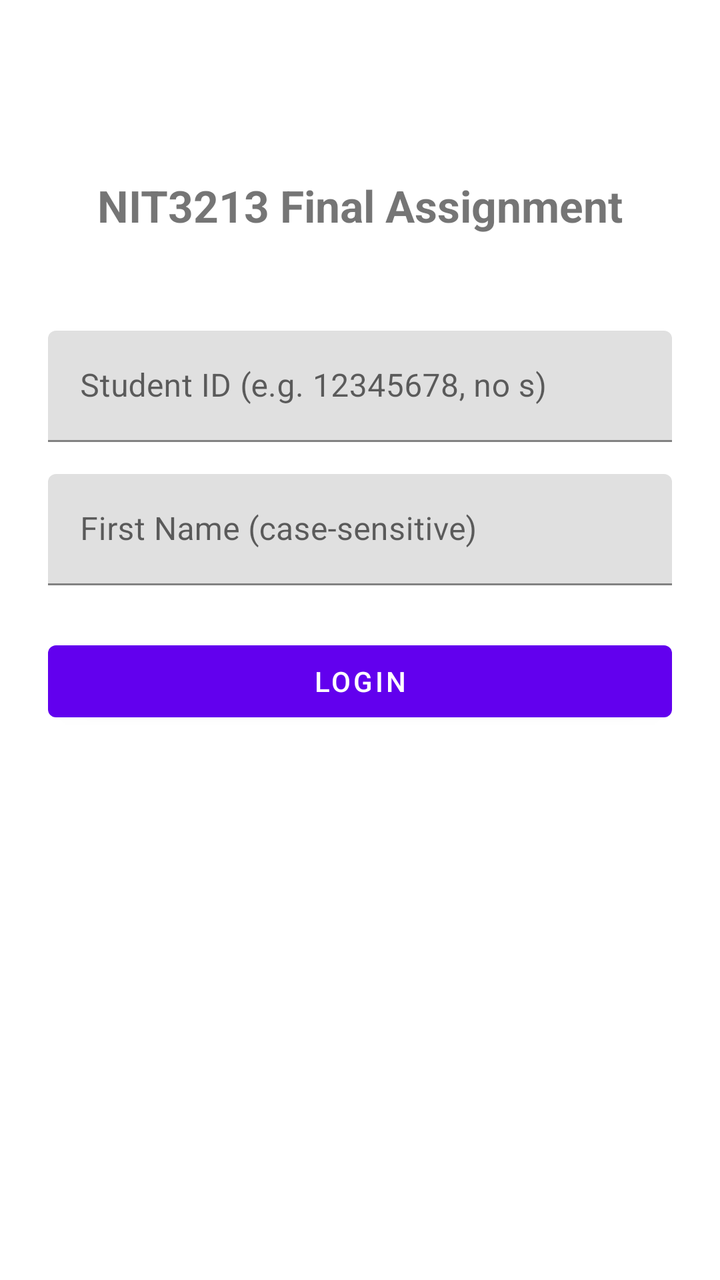
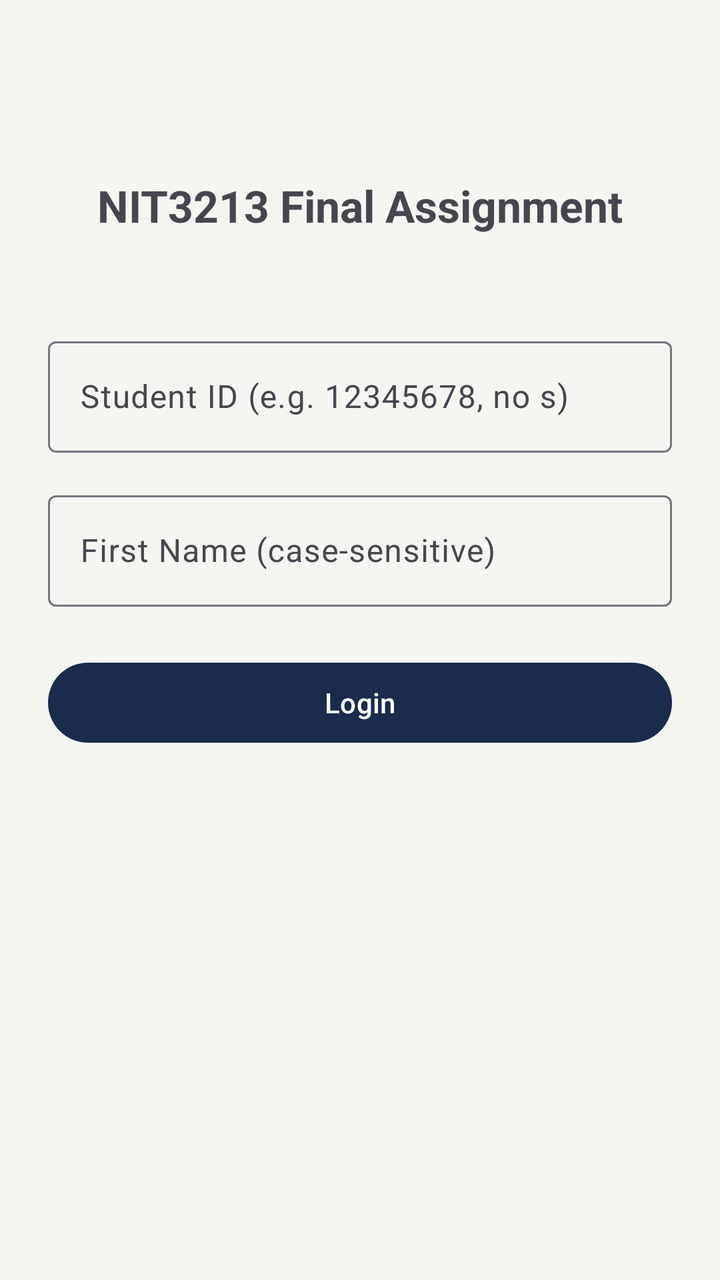

Two renders of the same Android screen: before a commit and after it. Below are the layout's source before the change and the commit's diff.
<!-- AndroidManifest.xml: activity theme Theme.DeJoyaFinalAssessment -->
<!-- res/layout/activity_login.xml -->
<?xml version="1.0" encoding="utf-8"?>
<androidx.constraintlayout.widget.ConstraintLayout xmlns:android="http://schemas.android.com/apk/res/android"
    xmlns:app="http://schemas.android.com/apk/res-auto"
    xmlns:tools="http://schemas.android.com/tools"
    android:layout_width="match_parent"
    android:layout_height="match_parent"
    android:padding="24dp"
    tools:context=".ui.login.LoginActivity">

    <TextView
        android:id="@+id/textTitle"
        android:layout_width="wrap_content"
        android:layout_height="wrap_content"
        android:layout_marginTop="64dp"
        android:text="@string/login_title"
        android:textSize="22sp"
        android:textStyle="bold"
        app:layout_constraintEnd_toEndOf="parent"
        app:layout_constraintStart_toStartOf="parent"
        app:layout_constraintTop_toTopOf="parent" />

    
    <com.google.android.material.textfield.TextInputLayout
        android:id="@+id/layoutStudentId"
        android:layout_width="match_parent"
        android:layout_height="wrap_content"
        android:layout_marginTop="48dp"
        android:hint="@string/login_student_id_hint"
        app:layout_constraintEnd_toEndOf="parent"
        app:layout_constraintStart_toStartOf="parent"
        app:layout_constraintTop_toBottomOf="@id/textTitle">

        <com.google.android.material.textfield.TextInputEditText
            android:id="@+id/editStudentId"
            android:layout_width="match_parent"
            android:layout_height="wrap_content"
            android:inputType="text" />

    </com.google.android.material.textfield.TextInputLayout>

    
    <com.google.android.material.textfield.TextInputLayout
        android:id="@+id/layoutFirstName"
        android:layout_width="match_parent"
        android:layout_height="wrap_content"
        android:layout_marginTop="16dp"
        android:hint="@string/login_first_name_hint"
        app:layout_constraintEnd_toEndOf="parent"
        app:layout_constraintStart_toStartOf="parent"
        app:layout_constraintTop_toBottomOf="@id/layoutStudentId">

        <com.google.android.material.textfield.TextInputEditText
            android:id="@+id/editFirstName"
            android:layout_width="match_parent"
            android:layout_height="wrap_content"
            android:inputType="textPassword" />

    </com.google.android.material.textfield.TextInputLayout>

    <Button
        android:id="@+id/buttonLogin"
        android:layout_width="match_parent"
        android:layout_height="wrap_content"
        android:layout_marginTop="24dp"
        android:text="@string/login_button"
        app:layout_constraintEnd_toEndOf="parent"
        app:layout_constraintStart_toStartOf="parent"
        app:layout_constraintTop_toBottomOf="@id/layoutFirstName" />

    
    <TextView
        android:id="@+id/textError"
        android:layout_width="match_parent"
        android:layout_height="wrap_content"
        android:layout_marginTop="16dp"
        android:text=""
        android:textColor="@color/login_error"
        android:visibility="gone"
        app:layout_constraintEnd_toEndOf="parent"
        app:layout_constraintStart_toStartOf="parent"
        app:layout_constraintTop_toBottomOf="@id/buttonLogin" />

    
    <ProgressBar
        android:id="@+id/progressLogin"
        android:layout_width="wrap_content"
        android:layout_height="wrap_content"
        android:visibility="gone"
        app:layout_constraintBottom_toBottomOf="parent"
        app:layout_constraintEnd_toEndOf="parent"
        app:layout_constraintStart_toStartOf="parent"
        app:layout_constraintTop_toBottomOf="@id/textError" />

</androidx.constraintlayout.widget.ConstraintLayout>
<!-- resources referenced by this layout -->
<resources>
  <color name="login_error">#FFB00020</color>
  <string name="login_button">Login</string>
  <string name="login_first_name_hint">First Name (case-sensitive)</string>
  <string name="login_student_id_hint">Student ID (e.g. 12345678, no s)</string>
  <string name="login_title">NIT3213 Final Assignment</string>
  <style name="Theme.DeJoyaFinalAssessment" parent="Theme.MaterialComponents.DayNight.NoActionBar" />
</resources>

<!-- the commit's change to res/layout/activity_login.xml (unified diff, before → after) -->
@@ -57,7 +57,8 @@
 
     </com.google.android.material.textfield.TextInputLayout>
 
-    <Button
+    
+    <com.google.android.material.button.MaterialButton
         android:id="@+id/buttonLogin"
         android:layout_width="match_parent"
         android:layout_height="wrap_content"
@@ -74,7 +75,7 @@
         android:layout_height="wrap_content"
         android:layout_marginTop="16dp"
         android:text=""
-        android:textColor="@color/login_error"
+        android:textColor="?attr/colorError"
         android:visibility="gone"
         app:layout_constraintEnd_toEndOf="parent"
         app:layout_constraintStart_toStartOf="parent"
<!-- resource entries referenced after the edit -->
@@ -1,10 +1,36 @@
 <!-- resources referenced by this layout -->
 <resources>
-  <color name="login_error">#FFB00020</color>
   <string name="login_button">Login</string>
   <string name="login_first_name_hint">First Name (case-sensitive)</string>
   <string name="login_student_id_hint">Student ID (e.g. 12345678, no s)</string>
   <string name="login_title">NIT3213 Final Assignment</string>
-  <style name="Theme.DeJoyaFinalAssessment" parent="Theme.MaterialComponents.DayNight.NoActionBar" />
+  <style name="Theme.DeJoyaFinalAssessment" parent="Theme.Material3.DayNight.NoActionBar">
+          
+          <item name="colorPrimary">@color/olympic_navy</item>
+          <item name="colorOnPrimary">@color/white</item>
+  
+          
+          <item name="colorSecondary">@color/olympic_gold</item>
+          <item name="colorOnSecondary">@color/olympic_navy</item>
+  
+          
+          <item name="colorPrimaryContainer">@color/olympic_navy_container</item>
+          <item name="colorOnPrimaryContainer">@color/olympic_navy</item>
+  
+          
+          <item name="colorSurface">@color/surface_neutral</item>
+          <item name="colorOnSurface">@color/text_dark</item>
+          <item name="android:colorBackground">@color/surface_neutral</item>
+  
+          
+          <item name="colorError">@color/error_red</item>
+      </style>
+  <color name="olympic_navy">#FF1A2B4C</color>
+  <color name="white">#FFFFFFFF</color>
+  <color name="olympic_gold">#FFF4D35E</color>
+  <color name="olympic_navy_container">#FFDCE3F0</color>
+  <color name="surface_neutral">#FFF5F5F2</color>
+  <color name="text_dark">#FF1B1B1B</color>
+  <color name="error_red">#FFB3261E</color>
 </resources>
 
